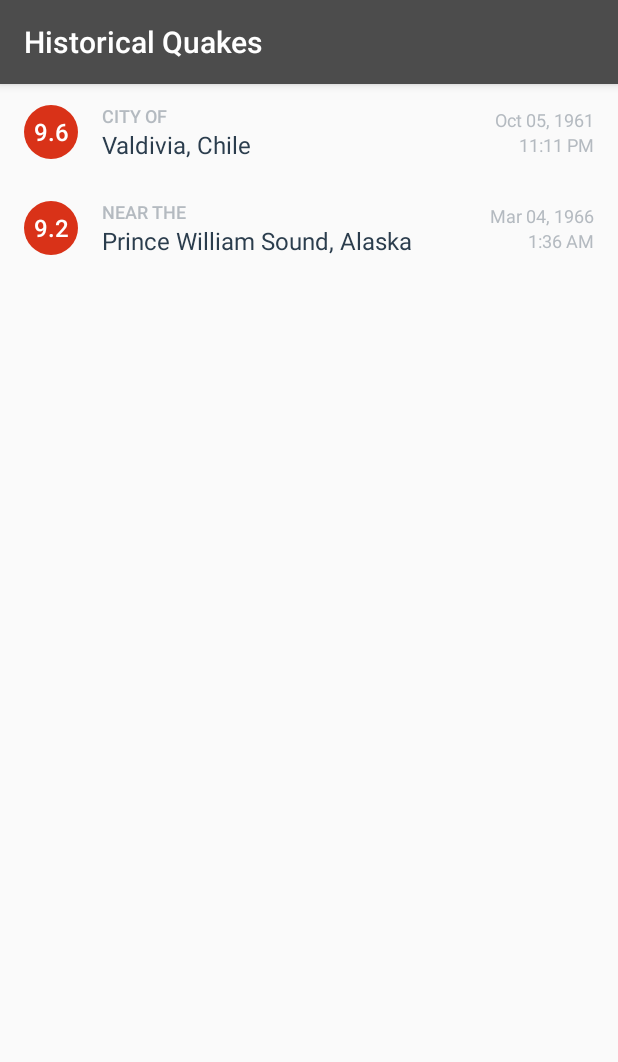
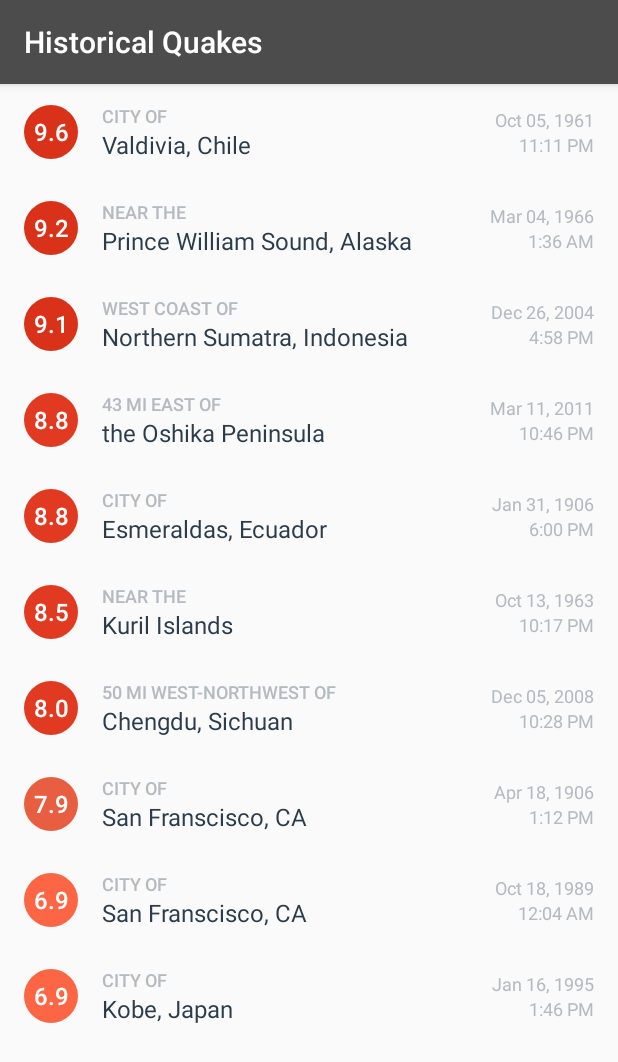
Before and after one commit to endlessrequiem/QuickQuakes, an Android app: the HistoricEarthquakesActivity screen opened directly, with no data from a screen before it, on a phone screen of 412 x 824 dp. Shown: the top 1062 px of the screen. Run offline under Robolectric (Android 15) with nearby library versions, the phone set to English and light mode, and no system bars.

Commit message:
finished adding significant historical earthquake data

```diff
--- a/app/build.gradle
+++ b/app/build.gradle
@@ -10,8 +10,8 @@ android {
         applicationId "austindev.xyz.quickquakes"
         minSdkVersion 21
         targetSdkVersion 30
-        versionCode 3
-        versionName "1.2"
+        versionCode 4
+        versionName "1.3"
 
         testInstrumentationRunner "androidx.test.runner.AndroidJUnitRunner"
     }
--- a/app/src/main/java/austindev/xyz/quickquakes/HistoricEarthquakesActivity.java
+++ b/app/src/main/java/austindev/xyz/quickquakes/HistoricEarthquakesActivity.java
@@ -38,8 +38,6 @@ public class HistoricEarthquakesActivity extends AppCompatActivity {
         historicEarthquakeListView.setAdapter(historicAdapter);
 
         listPopulate();
-
-
 
         currLocation = this.getSharedPreferences(
                 getString(R.string.location_key), Context.MODE_PRIVATE);
@@ -105,6 +103,7 @@ public class HistoricEarthquakesActivity extends AppCompatActivity {
     }
 
     private void listPopulate() {
+        //Only need 9 or 10
         Earthquake valdivia = new Earthquake(9.6,
                 getString(R.string.valdivia),
                 -259980526000L,
@@ -118,6 +117,62 @@ public class HistoricEarthquakesActivity extends AppCompatActivity {
                 "https://en.wikipedia.org/wiki/1964_Alaska_earthquake");
 
         historicAdapter.add(alaska);
+
+        Earthquake indonesia = new Earthquake(9.1,
+                getString(R.string.indonesia),
+                1104080333000L,
+                "https://en.wikipedia.org/wiki/2004_Indian_Ocean_earthquake_and_tsunami");
+
+        historicAdapter.add(indonesia);
+
+        Earthquake tohoku = new Earthquake(8.8,
+                getString(R.string.tohoku2011),
+                1299883560000L,
+                "https://en.wikipedia.org/wiki/2011_T%C5%8Dhoku_earthquake_and_tsunami");
+
+        historicAdapter.add(tohoku);
+
+        Earthquake ecuadorColombia = new Earthquake(8.8,
+                getString(R.string.ecuadorColumbia),
+                -2017029600000L,
+                "https://en.wikipedia.org/wiki/1906_Ecuador%E2%80%93Colombia_earthquake");
+
+        historicAdapter.add(ecuadorColombia);
+
+        Earthquake kurilIsland = new Earthquake(8.5,
+                getString(R.string.kurilIsland),
+                -196220521000L,
+                "https://en.wikipedia.org/wiki/1963_Kuril_Islands_earthquake");
+
+        historicAdapter.add(kurilIsland);
+
+        Earthquake sichuan = new Earthquake(8.0,
+                getString(R.string.sichuan),
+                1228516081000L,
+                "https://en.wikipedia.org/wiki/2008_Sichuan_earthquake");
+
+        historicAdapter.add(sichuan);
+
+        Earthquake sf1906 = new Earthquake(7.9,
+                getString(R.string.sanFrancisco),
+                -2010394080000L,
+                "https://en.wikipedia.org/wiki/1906_San_Francisco_earthquake");
+
+        historicAdapter.add(sf1906);
+
+        Earthquake sf1989 = new Earthquake(6.9,
+                getString(R.string.sanFrancisco),
+                624672255000L,
+                "https://en.wikipedia.org/wiki/1989_Loma_Prieta_earthquake");
+
+        historicAdapter.add(sf1989);
+
+        Earthquake hanshin = new Earthquake(6.9,
+                getString(R.string.hanshin),
+                790264013000L,
+                "https://en.wikipedia.org/wiki/Great_Hanshin_earthquake");
+
+        historicAdapter.add(hanshin);
     }
 
     public boolean onSupportNavigateUp() {
--- a/app/src/main/res/values/strings.xml
+++ b/app/src/main/res/values/strings.xml
@@ -72,5 +72,12 @@
     <!-- Historic Earthquake locations -->
     <string name="valdivia">City of Valdivia, Chile</string>
     <string name="pwsAlaska">Prince William Sound, Alaska</string>
+    <string name="indonesia">West Coast of Northern Sumatra, Indonesia</string>
+    <string name="ecuadorColumbia">City of Esmeraldas, Ecuador</string>
+    <string name="kurilIsland">Kuril Islands</string>
+    <string name="sanFrancisco">City of San Franscisco, CA</string>
+    <string name="sichuan">50 mi West-Northwest of Chengdu, Sichuan</string>
+    <string name="tohoku2011">"43 mi east of the Oshika Peninsula of Tōhoku, Japan "</string>
+    <string name="hanshin">City of Kobe, Japan</string>
 
 </resources>
```
